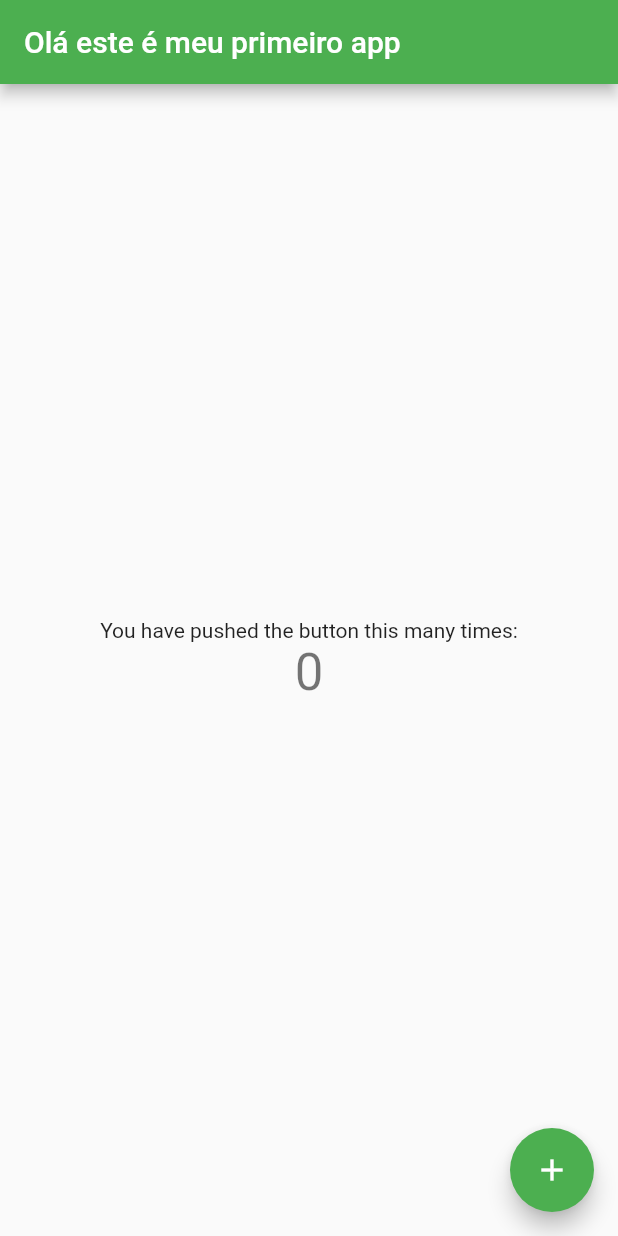
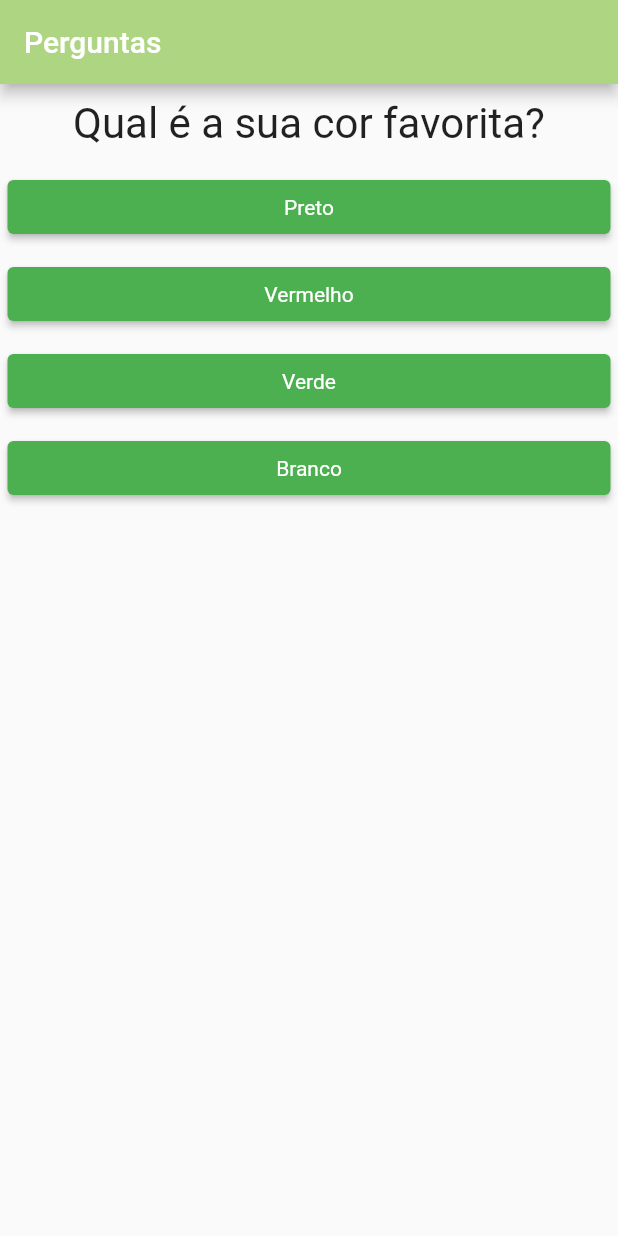
Before and after one commit to yuriagopian/flutter_quiz, a Flutter app: the screen it shows after launch, on a phone screen of 412 x 824 dp. Run offline on Flutter 3.47's test engine with Material 2 defaults, Android fonts, the phone set to English and light mode, and no system bars.

Commit message:
wip:  refactoring list conditions

```diff
--- /dev/null
+++ b/lib/components/questao.dart
@@ -0,0 +1,21 @@
+import 'package:flutter/material.dart';
+
+class Questao extends StatelessWidget {
+  // const Questao({String? texto}) : super();
+
+  final String texto;
+  Questao(this.texto);
+
+  @override
+  Widget build(BuildContext context) {
+    return Container(
+      width: double.infinity,
+      margin: EdgeInsets.all(10),
+      child: Text(
+        texto,
+        style: TextStyle(fontSize: 28),
+        textAlign: TextAlign.center,
+      ),
+    );
+  }
+}
--- /dev/null
+++ b/lib/components/resposta.dart
@@ -0,0 +1,28 @@
+import 'package:flutter/material.dart';
+
+class Resposta extends StatelessWidget {
+  final String texto;
+  final void Function() quandoSelionado;
+
+  Resposta(this.texto, this.quandoSelionado);
+
+  @override
+  Widget build(BuildContext context) {
+    return Container(
+      width: double.infinity,
+      margin: EdgeInsets.all(5),
+      child: ElevatedButton(
+        style: ButtonStyle(
+          backgroundColor: MaterialStateProperty.all<Color>(Colors.green),
+          textStyle: MaterialStateProperty.all(
+            TextStyle(
+              color: Colors.white,
+            ),
+          ),
+        ),
+        onPressed: quandoSelionado,
+        child: Text(texto),
+      ),
+    );
+  }
+}
--- a/lib/main.dart
+++ b/lib/main.dart
@@ -1,66 +1,100 @@
 import 'package:flutter/material.dart';
+import './components/questao.dart';
+import './components/resposta.dart';
 
-void main() {
-  runApp(MyApp());
-}
+int primaryColor = 0xFFAED581;
 
-class MyApp extends StatelessWidget {
+main() => runApp(PerguntaApp());
+
+//private class
+class _PerguntaAppState extends State<PerguntaApp> {
+  //private variable
+  var _perguntaSelecionada = 0;
+  final List<Map<String, Object>> _perguntas = const [
+    {
+      'texto': 'Qual é a sua cor favorita?',
+      'respostas': ['Preto', 'Vermelho', 'Verde', 'Branco'],
+    },
+    {
+      'texto': 'Qual é o seu animal favorito?',
+      'respostas': ['Gato', 'Cachorro', 'Cavalo', 'Leão'],
+    },
+    {
+      'texto': 'Qual é o seu instrumento favorito?',
+      'respostas': ['Violão', 'Bateria', 'Flauta', 'Guitarra'],
+    },
+  ];
+
+//private method
+  void _responder() {
+    setState(() {
+      _perguntaSelecionada++;
+    });
+  }
+
+  bool get temPerguntaSelecionada {
+    return _perguntaSelecionada < _perguntas.length;
+  }
+
   @override
   Widget build(BuildContext context) {
+/** dando errado
+ * List<String> respostas = perguntas[_perguntaSelecionada]['respostas'];
+   List<Widget> widgets =
+   respostas.map((t) => Resposta(t, _responder)).toList();
+ *
+ */
+
+    var obj = temPerguntaSelecionada
+        ? _perguntas[_perguntaSelecionada].values.elementAt(1)
+        : null;
+
+    List<String>? respostas =
+        temPerguntaSelecionada ? obj as List<String> : null;
+
+    List<Widget> widgets = temPerguntaSelecionada
+        ? respostas!.map((texto) => Resposta(texto, _responder)).toList()
+        : [];
+
+    // for (String textoResp in repostas) {
+    //   widgets.add(Resposta(textoResp, _responder));
+    // }
+
     return MaterialApp(
-      title: 'Flutter APP',
-      theme: ThemeData(
-        primarySwatch: Colors.green,
+      home: Scaffold(
+        appBar: AppBar(
+          title: Text('Perguntas'),
+          backgroundColor: Color(primaryColor),
+        ),
+        body: temPerguntaSelecionada
+            ? Column(
+                children: [
+                  Questao(_perguntas[_perguntaSelecionada]['texto'].toString()),
+                  ...widgets,
+                  // Questao(perguntas[_perguntaSelecionada]),// antigo
+                  // Resposta('teste', _responder)
+                  // Possibilidades de passar uma funcao para o onpressed
+                  // ElevatedButton(onPressed: _responder, child: Text('Resposta 3')),
+                  // ElevatedButton(
+                  //     onPressed: () {
+                  //       print('Pergunta 2 respondida!!!');
+                  //     },
+                  //     child: Text('Resposta 2')),
+                  // ElevatedButton(
+                  //     onPressed: () => print('Pergunta 3 respondida!!!'),
+                  //     child: Text('Resposta 3')),
+                ],
+              )
+            : Center(
+                child: Text(
+                'Parabéns!',
+                style: TextStyle(fontSize: 28),
+              )),
       ),
-      home: MyHomePage(title: 'Olá este é meu primeiro app'),
     );
   }
 }
 
-class MyHomePage extends StatefulWidget {
-  MyHomePage({Key? key, required this.title}) : super(key: key);
-
-  final String title;
-
-  @override
-  _MyHomePageState createState() => _MyHomePageState();
+class PerguntaApp extends StatefulWidget {
+  _PerguntaAppState createState() => _PerguntaAppState();
 }
-
-class _MyHomePageState extends State<MyHomePage> {
-  int _counter = 0;
-
-  void _incrementCounter() {
-    setState(() {
-      _counter++;
-    });
-    print(_counter);
-  }
-
-  @override
-  Widget build(BuildContext context) {
-    return Scaffold(
-      appBar: AppBar(
-        title: Text(widget.title),
-      ),
-      body: Center(
-        child: Column(
-          mainAxisAlignment: MainAxisAlignment.center,
-          children: <Widget>[
-            Text(
-              'You have pushed the button this many times:',
-            ),
-            Text(
-              '$_counter',
-              style: Theme.of(context).textTheme.headline4,
-            ),
-          ],
-        ),
-      ),
-      floatingActionButton: FloatingActionButton(
-        onPressed: _incrementCounter,
-        tooltip: 'Increment',
-        child: Icon(Icons.add),
-      ),
-    );
-  }
-}
```
